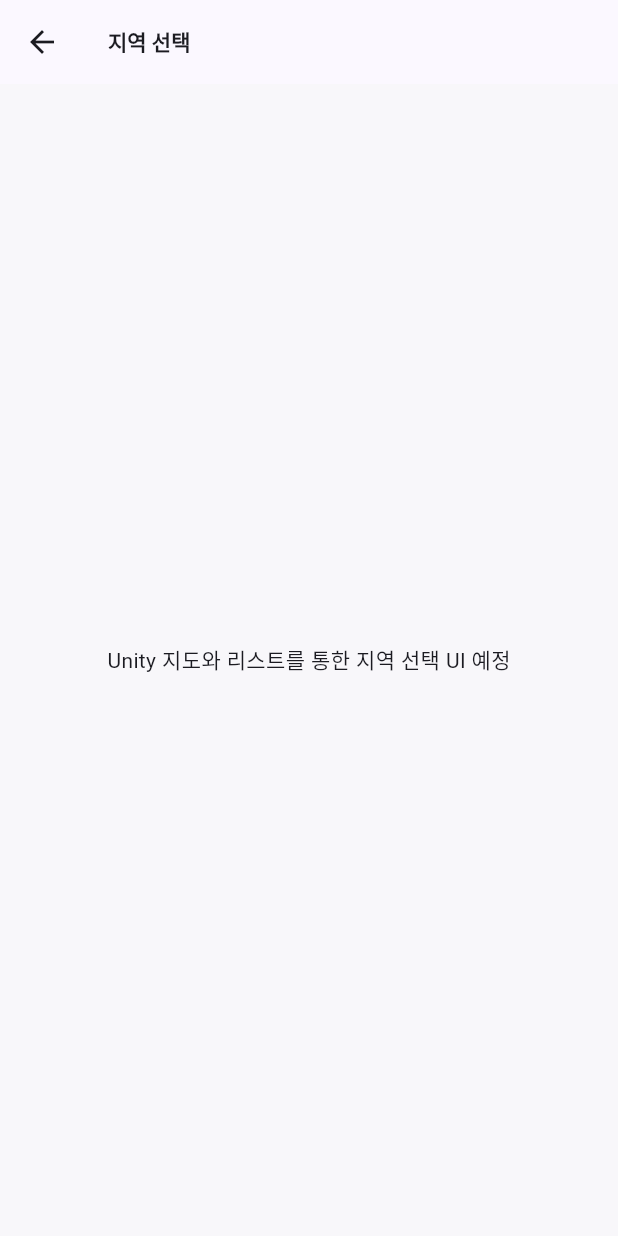
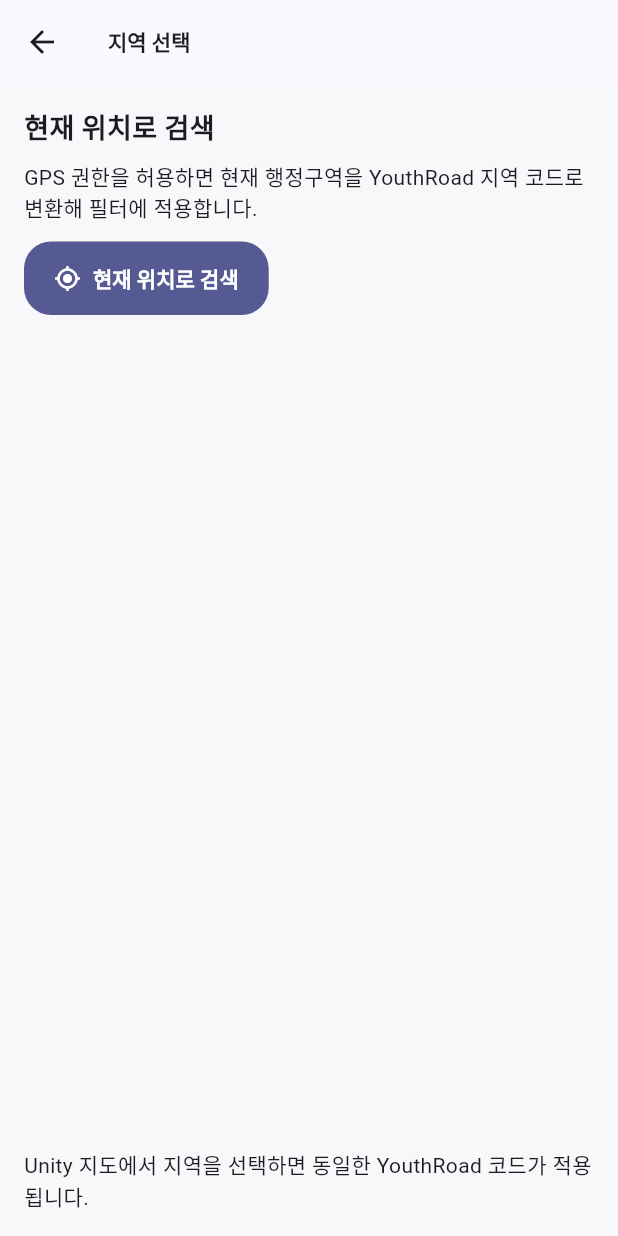
Before and after one commit to jimin1209/YouthRoad-Gyeongbuk, a Flutter app: the RegionSelectPage screen opened directly, on a phone screen of 412 x 824 dp. Run offline on Flutter 3.47's test engine with Material 3 defaults, Android fonts, the phone set to English and light mode, and no system bars; our stand-ins replace device_info_plus, dio, firebase_core, firebase_crashlytics, flutter_riverpod, freezed_annotation and 6 more; missing offline and left inert: flutter_unity_widget; accounts and stored records are empty; generated files the repository leaves out were written again.

Commit message:
Add error mapping, location service, and bridge validation

```diff
--- /dev/null
+++ b/lib/core/location/location_service.dart
@@ -0,0 +1,91 @@
+import 'package:geocoding/geocoding.dart';
+import 'package:geolocator/geolocator.dart';
+
+class LocationResult {
+  const LocationResult({
+    required this.latitude,
+    required this.longitude,
+    required this.placemark,
+    this.regionCode,
+  });
+
+  final double latitude;
+  final double longitude;
+  final Placemark placemark;
+  final String? regionCode;
+}
+
+class LocationService {
+  LocationService({YouthRoadRegionMapper? regionMapper})
+      : _regionMapper = regionMapper ?? const YouthRoadRegionMapper();
+
+  final YouthRoadRegionMapper _regionMapper;
+
+  Future<bool> ensurePermission() async {
+    final serviceEnabled = await Geolocator.isLocationServiceEnabled();
+    if (!serviceEnabled) {
+      return false;
+    }
+    var permission = await Geolocator.checkPermission();
+    if (permission == LocationPermission.denied) {
+      permission = await Geolocator.requestPermission();
+    }
+    return permission == LocationPermission.always ||
+        permission == LocationPermission.whileInUse;
+  }
+
+  Future<LocationResult> getCurrentLocation() async {
+    final allowed = await ensurePermission();
+    if (!allowed) {
+      throw const LocationServiceDisabledException();
+    }
+    final position = await Geolocator.getCurrentPosition(
+      desiredAccuracy: LocationAccuracy.high,
+    );
+    final placemarks = await placemarkFromCoordinates(
+      position.latitude,
+      position.longitude,
+      localeIdentifier: 'ko_KR',
+    );
+    final placemark = placemarks.first;
+    final regionCode = _regionMapper.fromPlacemark(placemark);
+    return LocationResult(
+      latitude: position.latitude,
+      longitude: position.longitude,
+      placemark: placemark,
+      regionCode: regionCode,
+    );
+  }
+}
+
+class YouthRoadRegionMapper {
+  const YouthRoadRegionMapper();
+
+  static const Map<String, String> _provinceMap = {
+    '서울특별시': '11',
+    '부산광역시': '26',
+    '대구광역시': '27',
+    '인천광역시': '28',
+    '광주광역시': '29',
+    '대전광역시': '30',
+    '울산광역시': '31',
+    '세종특별자치시': '36',
+    '경기도': '41',
+    '강원특별자치도': '42',
+    '충청북도': '43',
+    '충청남도': '44',
+    '전북특별자치도': '45',
+    '전라남도': '46',
+    '경상북도': '47',
+    '경상남도': '48',
+    '제주특별자치도': '49',
+  };
+
+  String? fromPlacemark(Placemark placemark) {
+    final administrativeArea = placemark.administrativeArea?.trim();
+    if (administrativeArea == null || administrativeArea.isEmpty) {
+      return null;
+    }
+    return _provinceMap[administrativeArea];
+  }
+}
--- a/lib/features/region/presentation/region_select_page.dart
+++ b/lib/features/region/presentation/region_select_page.dart
@@ -1,13 +1,88 @@
 import 'package:flutter/material.dart';
 
-class RegionSelectPage extends StatelessWidget {
+import '../../../core/location/location_service.dart';
+
+class RegionSelectPage extends StatefulWidget {
   const RegionSelectPage({super.key});
+
+  @override
+  State<RegionSelectPage> createState() => _RegionSelectPageState();
+}
+
+class _RegionSelectPageState extends State<RegionSelectPage> {
+  final LocationService _locationService = LocationService();
+  bool _loading = false;
+  String? _regionCode;
+  String? _regionName;
+  String? _error;
+
+  Future<void> _useCurrentLocation() async {
+    setState(() {
+      _loading = true;
+      _error = null;
+    });
+    try {
+      final result = await _locationService.getCurrentLocation();
+      setState(() {
+        _regionCode = result.regionCode;
+        _regionName = result.placemark.administrativeArea ?? '-';
+      });
+    } on Exception catch (error) {
+      setState(() {
+        _error = error.toString();
+      });
+    } finally {
+      if (mounted) {
+        setState(() {
+          _loading = false;
+        });
+      }
+    }
+  }
 
   @override
   Widget build(BuildContext context) {
     return Scaffold(
       appBar: AppBar(title: const Text('지역 선택')),
-      body: const Center(child: Text('Unity 지도와 리스트를 통한 지역 선택 UI 예정')),
+      body: Padding(
+        padding: const EdgeInsets.all(16),
+        child: Column(
+          crossAxisAlignment: CrossAxisAlignment.start,
+          children: [
+            const Text(
+              '현재 위치로 검색',
+              style: TextStyle(fontSize: 18, fontWeight: FontWeight.bold),
+            ),
+            const SizedBox(height: 8),
+            Text(
+              'GPS 권한을 허용하면 현재 행정구역을 YouthRoad 지역 코드로 변환해 필터에 적용합니다.',
+            ),
+            const SizedBox(height: 12),
+            ElevatedButton.icon(
+              icon: const Icon(Icons.my_location),
+              onPressed: _loading ? null : _useCurrentLocation,
+              label: Text(_loading ? '위치 확인 중...' : '현재 위치로 검색'),
+            ),
+            const SizedBox(height: 16),
+            if (_regionCode != null)
+              Card(
+                child: ListTile(
+                  title: Text('YouthRoad 코드: $_regionCode'),
+                  subtitle: Text('행정구역: ${_regionName ?? '-'}'),
+                ),
+              ),
+            if (_error != null)
+              Text(
+                _error!,
+                style: const TextStyle(color: Colors.red),
+              ),
+            const Spacer(),
+            const Text(
+              'Unity 지도에서 지역을 선택하면 동일한 YouthRoad 코드가 적용됩니다.',
+            ),
+          ],
+        ),
+      ),
     );
   }
 }
--- /dev/null
+++ b/lib/features/unity/controller/unity_region_mapper.dart
@@ -0,0 +1,22 @@
+class UnityRegionMapper {
+  const UnityRegionMapper();
+
+  /// Maps Unity-side composite codes (e.g., `GB-GS`) to YouthRoad numeric
+  /// region codes. The numeric codes follow the province/city administrative
+  /// codes used by the public API.
+  static const Map<String, String> _unityToYouthRoad = {
+    'GB-GS': '47', // 경상북도 (경산시 등 세부 지역 포함)
+    'GB-DG': '27', // 대구광역시
+    'GB-PO': '47', // 포항
+    'GB-AN': '47', // 안동
+    'GB-GM': '47', // 구미
+    'GB-GJ': '47', // 경주
+    'GB-YS': '47', // 영주/영천 등 기타 경북 권역
+  };
+
+  String? toYouthRoadCode(String unityCode) {
+    return _unityToYouthRoad[unityCode];
+  }
+
+  bool isSupported(String unityCode) => _unityToYouthRoad.containsKey(unityCode);
+}
--- a/lib/features/unity/presentation/unity_map_page.dart
+++ b/lib/features/unity/presentation/unity_map_page.dart
@@ -36,6 +36,10 @@
       return;
     }
     final unityCtrl = ref.read(unityControllerProvider.notifier);
+    final state = ref.read(unityControllerProvider);
+    if (!state.isReady) {
+      return;
+    }
     unityCtrl.sendMessage(
       controller,
       UnityMessageType.highlightRegion,
@@ -53,7 +57,7 @@
     final availabilityAsync = ref.watch(unityRuntimeAvailabilityProvider);
     final unityCtrl = ref.read(unityControllerProvider.notifier);
 
-    if (unityState.isReady) {
+    if (unityState.isReady && !_initialRegionDispatched) {
       _dispatchInitialRegion();
     }
 
--- a/pubspec.yaml
+++ b/pubspec.yaml
@@ -23,6 +23,11 @@
   shared_preferences: 2.1.1
   url_launcher: ^6.3.0
   device_info_plus: ^11.1.0
+  firebase_core: ^3.8.0
+  firebase_crashlytics: ^4.1.1
+  sentry_flutter: ^8.9.0
+  geocoding: ^2.2.5
+  geolocator: ^12.0.0
 
   # Unity 연동
   flutter_unity_widget: 2022.2.0
```
Also changed, not shown: lib/core/logging/app_logger.dart (added, +113 -0 lines), lib/core/logging/logging_config.dart (added, +16 -0 lines), lib/core/logging/network_event.dart (added, +74 -0 lines), lib/core/network/api_interceptor.dart (+13 -7 lines), lib/core/network/network_error.dart (added, +99 -0 lines), lib/features/policy/data/policy_repository.dart (+11 -0 lines), lib/features/unity/controller/unity_bridge_logger.dart (added, +25 -0 lines), lib/features/unity/controller/unity_controller.dart (+29 -3 lines), lib/main.dart (+5 -2 lines), tool/check_unity_bridge_logs.dart (added, +45 -0 lines), 2 other files.
